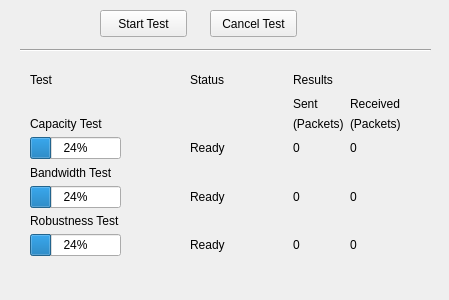
Qt form etherlink/gui/ethernetTest.ui (bdankwa/etherlink) before a commit.
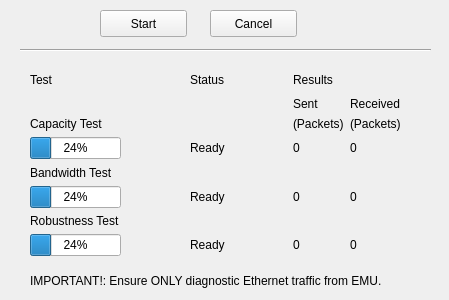
The same form after that commit.

What changed in the file:
```diff
--- a/etherlink/gui/ethernetTest.ui
+++ b/etherlink/gui/ethernetTest.ui
@@ -215,7 +215,7 @@
     </rect>
    </property>
    <property name="text">
-    <string>Start Test</string>
+    <string>Start</string>
    </property>
   </widget>
   <widget class="QPushButton" name="cancelTestButton">
@@ -228,7 +228,7 @@
     </rect>
    </property>
    <property name="text">
-    <string>Cancel Test</string>
+    <string>Cancel</string>
    </property>
   </widget>
   <widget class="Line" name="line">
@@ -244,6 +244,19 @@
     <enum>Qt::Horizontal</enum>
    </property>
   </widget>
+  <widget class="QLabel" name="label_19">
+   <property name="geometry">
+    <rect>
+     <x>30</x>
+     <y>260</y>
+     <width>391</width>
+     <height>41</height>
+    </rect>
+   </property>
+   <property name="text">
+    <string>IMPORTANT!: Ensure ONLY diagnostic Ethernet traffic from EMU.</string>
+   </property>
+  </widget>
  </widget>
  <resources/>
  <connections/>
```
Left out of the diff: 2 changed lines with no effect on the pictures.
